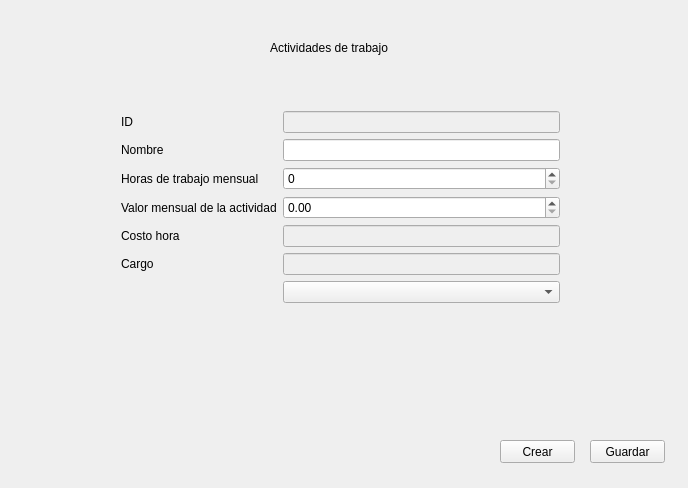
Exxu/cosmec-si, file cosmec/formularioacttrabajo.ui: the form before one commit.
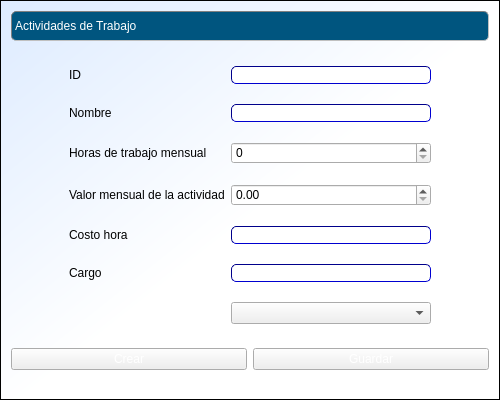
The form after the commit.

Commit message: formularios actualizados

```diff
--- a/cosmec/formularioacttrabajo.ui
+++ b/cosmec/formularioacttrabajo.ui
@@ -6,26 +6,113 @@
    <rect>
     <x>0</x>
     <y>0</y>
-    <width>688</width>
-    <height>488</height>
+    <width>500</width>
+    <height>400</height>
    </rect>
   </property>
+  <property name="minimumSize">
+   <size>
+    <width>500</width>
+    <height>400</height>
+   </size>
+  </property>
   <property name="windowTitle">
    <string>formularioActTrabajo</string>
   </property>
-  <widget class="QWidget" name="formLayoutWidget">
-   <property name="geometry">
-    <rect>
-     <x>110</x>
-     <y>100</y>
-     <width>461</width>
-     <height>253</height>
-    </rect>
-   </property>
+  <property name="styleSheet">
+   <string notr="true">QWidget#formularioActTrabajo{
+background:qlineargradient(spread:pad, x1:0, y1:0, x2:1, y2:1, stop:0 rgba(221, 235, 255, 255), stop:0.522727 rgba(255, 255, 255, 255));
+border: 1px solid black;
+}
+.QFrame {
+ border: 1px inset gray;
+ border-radius: 5px;
+ background:  transparent;
+}
+QLabel#label {/*titulos de pág*/
+border: 1px inset gray;
+ border-radius: 5px;
+font: bold 12pt &quot;Calibri&quot;;
+background:rgb(0, 85, 127);
+color:white;
+qproperty-alignment: AlignCenter
+}
+QLabel#label_11 {/*foto*/
+border: 1px inset gray;
+qproperty-alignment: AlignCenter
+}
+QLabel{
+border: 0px;
+font: 11pt &quot;Arial&quot;;
+background: transparent;
+}
+.QPushButton {
+background: qlineargradient(
+  x1:0, y1:0, x2:0, y2:1,
+  stop:0 #68778e,
+  stop: 0.4 #5c637d
+  stop: 0.5 #717990,
+  stop:1 #bec1d2
+ );
+ color: white;
+}
+QLineEdit {
+     border: 1px inset darkblue;
+     border-radius: 5px;
+     background:white;
+     selection-background-color: darkgray;
+ }</string>
+  </property>
+  <layout class="QVBoxLayout" name="verticalLayout">
+   <item>
+    <widget class="QLabel" name="label">
+     <property name="minimumSize">
+      <size>
+       <width>0</width>
+       <height>30</height>
+      </size>
+     </property>
+     <property name="text">
+      <string>Actividades de Trabajo</string>
+     </property>
+    </widget>
+   </item>
+   <item>
+    <spacer name="verticalSpacer_3">
+     <property name="orientation">
+      <enum>Qt::Vertical</enum>
+     </property>
+     <property name="sizeHint" stdset="0">
+      <size>
+       <width>20</width>
+       <height>11</height>
+      </size>
+     </property>
+    </spacer>
+   </item>
+   <item>
+    <layout class="QHBoxLayout" name="horizontalLayout_2">
+     <item>
+      <spacer name="horizontalSpacer">
+       <property name="orientation">
+        <enum>Qt::Horizontal</enum>
+       </property>
+       <property name="sizeHint" stdset="0">
+        <size>
+         <width>13</width>
+         <height>20</height>
+        </size>
+       </property>
+      </spacer>
+     </item>
+     <item>
    <layout class="QFormLayout" name="formLayout">
     <property name="fieldGrowthPolicy">
      <enum>QFormLayout::AllNonFixedFieldsGrow</enum>
     </property>
+       <property name="verticalSpacing">
+        <number>20</number>
+       </property>
     <item row="0" column="0">
      <widget class="QLabel" name="label_2">
       <property name="text">
@@ -38,6 +125,12 @@
       <property name="enabled">
        <bool>false</bool>
       </property>
+         <property name="minimumSize">
+          <size>
+           <width>200</width>
+           <height>0</height>
+          </size>
+         </property>
      </widget>
     </item>
     <item row="1" column="0">
@@ -110,46 +203,67 @@
      <widget class="QComboBox" name="comboBox"/>
     </item>
    </layout>
-  </widget>
-  <widget class="QLabel" name="label">
-   <property name="geometry">
-    <rect>
-     <x>270</x>
-     <y>40</y>
-     <width>141</width>
-     <height>16</height>
-    </rect>
-   </property>
-   <property name="text">
-    <string>Actividades de trabajo</string>
-   </property>
-  </widget>
+     </item>
+     <item>
+      <spacer name="horizontalSpacer_2">
+       <property name="orientation">
+        <enum>Qt::Horizontal</enum>
+       </property>
+       <property name="sizeHint" stdset="0">
+        <size>
+         <width>40</width>
+         <height>20</height>
+        </size>
+       </property>
+      </spacer>
+     </item>
+    </layout>
+   </item>
+   <item>
+    <spacer name="verticalSpacer_2">
+     <property name="orientation">
+      <enum>Qt::Vertical</enum>
+     </property>
+     <property name="sizeHint" stdset="0">
+      <size>
+       <width>20</width>
+       <height>10</height>
+      </size>
+     </property>
+    </spacer>
+   </item>
+   <item>
+    <layout class="QHBoxLayout" name="horizontalLayout">
+     <item>
   <widget class="QPushButton" name="pushButton">
-   <property name="geometry">
-    <rect>
-     <x>500</x>
-     <y>440</y>
-     <width>75</width>
-     <height>23</height>
-    </rect>
-   </property>
    <property name="text">
     <string>Crear</string>
    </property>
   </widget>
+     </item>
+     <item>
   <widget class="QPushButton" name="pushButton_2">
-   <property name="geometry">
-    <rect>
-     <x>590</x>
-     <y>440</y>
-     <width>75</width>
-     <height>23</height>
-    </rect>
-   </property>
    <property name="text">
     <string>Guardar</string>
    </property>
   </widget>
+     </item>
+    </layout>
+   </item>
+   <item>
+    <spacer name="verticalSpacer">
+     <property name="orientation">
+      <enum>Qt::Vertical</enum>
+     </property>
+     <property name="sizeHint" stdset="0">
+      <size>
+       <width>20</width>
+       <height>11</height>
+      </size>
+     </property>
+    </spacer>
+   </item>
+  </layout>
  </widget>
  <layoutdefault spacing="6" margin="11"/>
  <resources/>
```
Lines whose indentation alone changed are shown as unchanged. The commit also changes 25 other files.
